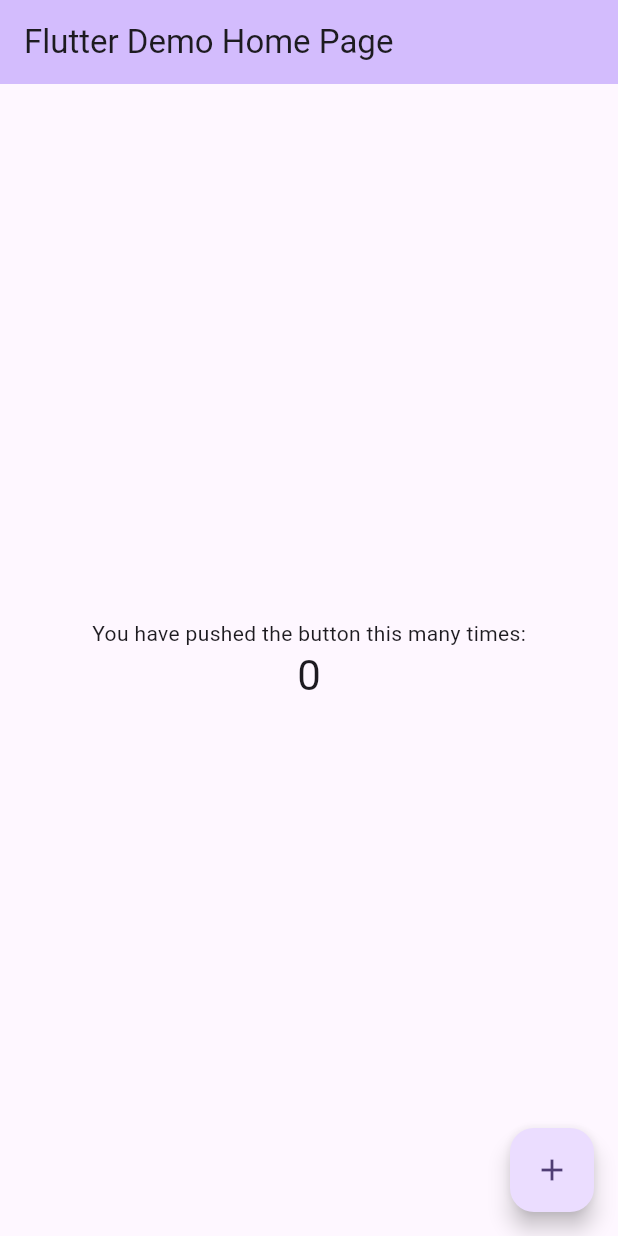
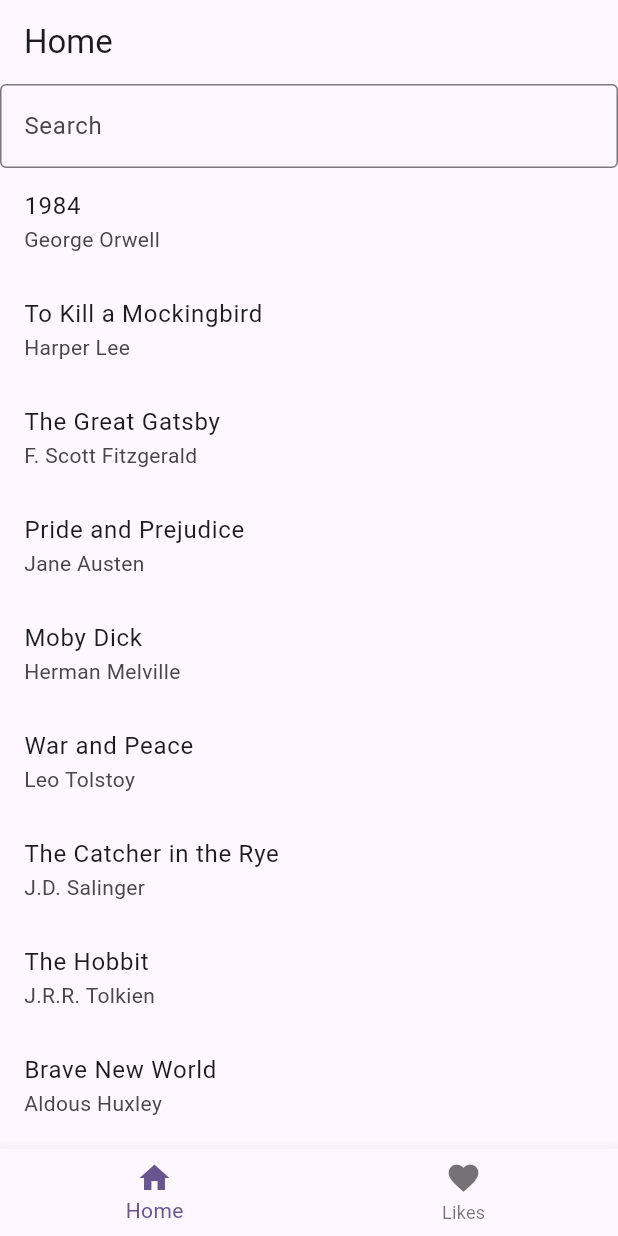
Before and after one commit to naw2nd/flutter_tech_assessment, a Flutter app: the screen it shows after launch, on a phone screen of 412 x 824 dp. Run offline on Flutter 3.47's test engine with Material 3 defaults, Android fonts, the light colour scheme and no system bars; our stand-ins replace go_router.

Commit message:
add page protoype, provider, and routing

```diff
--- /dev/null
+++ b/lib/core/router.dart
@@ -0,0 +1,57 @@
+import 'package:flutter/material.dart';
+import 'package:flutter_tech_assessment/modules/books/presentation/pages/book_detail_page.dart';
+import 'package:flutter_tech_assessment/modules/books/presentation/pages/book_likes_page.dart';
+import 'package:flutter_tech_assessment/modules/books/presentation/pages/books_home_page.dart';
+import 'package:go_router/go_router.dart';
+
+class AppRouteConfig {
+  static const String books = '/books';
+  static const String bookDetail = '/books/:bookId';
+  static const String likes = '/likes';
+
+  static GoRouter routes = GoRouter(
+    initialLocation: books,
+    routes: [
+      ShellRoute(
+        builder: (context, state, child) => Scaffold(
+          body: child,
+          bottomNavigationBar: BottomNavigationBar(
+            items: const [
+              BottomNavigationBarItem(icon: Icon(Icons.home), label: 'Home'),
+              BottomNavigationBarItem(
+                icon: Icon(Icons.favorite),
+                label: 'Likes',
+              ),
+            ],
+            currentIndex: state.uri.path == books ? 0 : 1,
+            onTap: (index) {
+              switch (index) {
+                case 0:
+                  context.go(books);
+                  break;
+                case 1:
+                  context.go(likes);
+                  break;
+              }
+            },
+          ),
+        ),
+        routes: [
+          GoRoute(
+            path: books,
+            builder: (context, state) => const BooksHomePage(),
+          ),
+          GoRoute(
+            path: likes,
+            builder: (context, state) => const BookLikesPage(),
+          ),
+        ],
+      ),
+      GoRoute(
+        path: bookDetail,
+        builder: (context, state) =>
+            BookDetailPage(bookId: state.pathParameters['bookId']),
+      ),
+    ],
+  );
+}
--- a/lib/main.dart
+++ b/lib/main.dart
@@ -1,4 +1,9 @@
 import 'package:flutter/material.dart';
+import 'package:flutter_tech_assessment/core/router.dart';
+import 'package:flutter_tech_assessment/modules/books/presentation/providers/book_detail_provider.dart';
+import 'package:flutter_tech_assessment/modules/books/presentation/providers/book_likes_provider.dart';
+import 'package:flutter_tech_assessment/modules/books/presentation/providers/books_home_provider.dart';
+import 'package:provider/provider.dart';
 
 void main() {
   runApp(const MyApp());
@@ -7,116 +12,21 @@ void main() {
 class MyApp extends StatelessWidget {
   const MyApp({super.key});
 
-  // This widget is the root of your application.
   @override
   Widget build(BuildContext context) {
-    return MaterialApp(
-      title: 'Flutter Demo',
-      theme: ThemeData(
-        // This is the theme of your application.
-        //
-        // TRY THIS: Try running your application with "flutter run". You'll see
-        // the application has a purple toolbar. Then, without quitting the app,
-        // try changing the seedColor in the colorScheme below to Colors.green
-        // and then invoke "hot reload" (save your changes or press the "hot
-        // reload" button in a Flutter-supported IDE, or press "r" if you used
-        // the command line to start the app).
-        //
-        // Notice that the counter didn't reset back to zero; the application
-        // state is not lost during the reload. To reset the state, use hot
-        // restart instead.
-        //
-        // This works for code too, not just values: Most code changes can be
-        // tested with just a hot reload.
-        colorScheme: ColorScheme.fromSeed(seedColor: Colors.deepPurple),
+    return MultiProvider(
+      providers: [
+        ChangeNotifierProvider(create: (context) => BooksHomeProvider()),
+        ChangeNotifierProvider(create: (context) => BookDetailProvider()),
+        ChangeNotifierProvider(create: (context) => BookLikesProvider()),
+      ],
+      child: MaterialApp.router(
+        title: 'Flutter Demo',
+        theme: ThemeData(
+          colorScheme: ColorScheme.fromSeed(seedColor: Colors.deepPurple),
+        ),
+        routerConfig: AppRouteConfig.routes,
       ),
-      home: const MyHomePage(title: 'Flutter Demo Home Page'),
     );
   }
 }
-
-class MyHomePage extends StatefulWidget {
-  const MyHomePage({super.key, required this.title});
-
-  // This widget is the home page of your application. It is stateful, meaning
-  // that it has a State object (defined below) that contains fields that affect
-  // how it looks.
-
-  // This class is the configuration for the state. It holds the values (in this
-  // case the title) provided by the parent (in this case the App widget) and
-  // used by the build method of the State. Fields in a Widget subclass are
-  // always marked "final".
-
-  final String title;
-
-  @override
-  State<MyHomePage> createState() => _MyHomePageState();
-}
-
-class _MyHomePageState extends State<MyHomePage> {
-  int _counter = 0;
-
-  void _incrementCounter() {
-    setState(() {
-      // This call to setState tells the Flutter framework that something has
-      // changed in this State, which causes it to rerun the build method below
-      // so that the display can reflect the updated values. If we changed
-      // _counter without calling setState(), then the build method would not be
-      // called again, and so nothing would appear to happen.
-      _counter++;
-    });
-  }
-
-  @override
-  Widget build(BuildContext context) {
-    // This method is rerun every time setState is called, for instance as done
-    // by the _incrementCounter method above.
-    //
-    // The Flutter framework has been optimized to make rerunning build methods
-    // fast, so that you can just rebuild anything that needs updating rather
-    // than having to individually change instances of widgets.
-    return Scaffold(
-      appBar: AppBar(
-        // TRY THIS: Try changing the color here to a specific color (to
-        // Colors.amber, perhaps?) and trigger a hot reload to see the AppBar
-        // change color while the other colors stay the same.
-        backgroundColor: Theme.of(context).colorScheme.inversePrimary,
-        // Here we take the value from the MyHomePage object that was created by
-        // the App.build method, and use it to set our appbar title.
-        title: Text(widget.title),
-      ),
-      body: Center(
-        // Center is a layout widget. It takes a single child and positions it
-        // in the middle of the parent.
-        child: Column(
-          // Column is also a layout widget. It takes a list of children and
-          // arranges them vertically. By default, it sizes itself to fit its
-          // children horizontally, and tries to be as tall as its parent.
-          //
-          // Column has various properties to control how it sizes itself and
-          // how it positions its children. Here we use mainAxisAlignment to
-          // center the children vertically; the main axis here is the vertical
-          // axis because Columns are vertical (the cross axis would be
-          // horizontal).
-          //
-          // TRY THIS: Invoke "debug painting" (choose the "Toggle Debug Paint"
-          // action in the IDE, or press "p" in the console), to see the
-          // wireframe for each widget.
-          mainAxisAlignment: MainAxisAlignment.center,
-          children: <Widget>[
-            const Text('You have pushed the button this many times:'),
-            Text(
-              '$_counter',
-              style: Theme.of(context).textTheme.headlineMedium,
-            ),
-          ],
-        ),
-      ),
-      floatingActionButton: FloatingActionButton(
-        onPressed: _incrementCounter,
-        tooltip: 'Increment',
-        child: const Icon(Icons.add),
-      ), // This trailing comma makes auto-formatting nicer for build methods.
-    );
-  }
-}
--- /dev/null
+++ b/lib/modules/books/domain/entity/book_entity.dart
@@ -0,0 +1,7 @@
+class BookEntity {
+  final String id;
+  final String title;
+  final List<String> author;
+
+  BookEntity({required this.id, required this.title, required this.author});
+}
--- /dev/null
+++ b/lib/modules/books/presentation/pages/books_home_page.dart
@@ -0,0 +1,71 @@
+import 'package:flutter/material.dart';
+import 'package:flutter_tech_assessment/core/router.dart';
+import 'package:collection/collection.dart';
+import 'package:flutter_tech_assessment/modules/books/presentation/providers/books_home_provider.dart';
+import 'package:go_router/go_router.dart';
+import 'package:provider/provider.dart';
+
+class BooksHomePage extends StatefulWidget {
+  const BooksHomePage({super.key});
+
+  @override
+  State<BooksHomePage> createState() => _BooksHomePageState();
+}
+
+class _BooksHomePageState extends State<BooksHomePage> {
+  @override
+  void initState() {
+    super.initState();
+    Future.microtask(() {
+      if (mounted) {
+        context.read<BooksHomeProvider>().fetchBooks();
+      }
+    });
+  }
+
+  @override
+  Widget build(BuildContext context) {
+    return Scaffold(
+      appBar: AppBar(title: const Text('Home')),
+      body: Consumer<BooksHomeProvider>(
+        builder: (context, provider, child) => Column(
+          children: [
+            TextField(
+              decoration: InputDecoration(
+                hintText: 'Search',
+                border: OutlineInputBorder(),
+              ),
+              onChanged: (value) {
+                provider.searchBooks(value);
+              },
+            ),
+            Expanded(
+              child: ListView(
+                children: [
+                  ...provider.books.map((book) {
+                    return ListTile(
+                      title: Text(book.title),
+                      subtitle: Wrap(
+                        children: [
+                          ...book.author.mapIndexed((index, author) {
+                            final text = (index == book.author.length - 1)
+                                ? author
+                                : '$author | ';
+                            return Text(text);
+                          }),
+                        ],
+                      ),
+                      onTap: () {
+                        context.push('${AppRouteConfig.books}/${book.id}');
+                      },
+                    );
+                  }),
+                ],
+              ),
+            ),
+          ],
+        ),
+      ),
+    );
+  }
+}
--- /dev/null
+++ b/lib/modules/books/presentation/providers/book_detail_provider.dart
@@ -0,0 +1,17 @@
+import 'package:flutter/material.dart';
+import 'package:flutter_tech_assessment/modules/books/domain/entity/book_entity.dart';
+
+class BookDetailProvider extends ChangeNotifier {
+  BookEntity? book;
+
+  void fetchBook() {
+    book = _sampleBook();
+    notifyListeners();
+  }
+
+  BookEntity _sampleBook() => BookEntity(
+    id: '2',
+    title: 'To Kill a Mockingbird',
+    author: ['Harper Lee'],
+  );
+}
--- /dev/null
+++ b/lib/modules/books/presentation/providers/book_likes_provider.dart
@@ -0,0 +1,27 @@
+import 'package:flutter/material.dart';
+import 'package:flutter_tech_assessment/modules/books/domain/entity/book_entity.dart';
+
+class BookLikesProvider extends ChangeNotifier {
+  List<BookEntity> books = [];
+
+  void fetchBooks() {
+    books = _sampleBooks();
+    notifyListeners();
+  }
+
+  List<BookEntity> _sampleBooks() {
+    return [
+      BookEntity(id: '1', title: '1984', author: ['George Orwell']),
+      BookEntity(
+        id: '2',
+        title: 'To Kill a Mockingbird',
+        author: ['Harper Lee'],
+      ),
+      BookEntity(
+        id: '3',
+        title: 'The Great Gatsby',
+        author: ['F. Scott Fitzgerald'],
+      ),
+    ];
+  }
+}
--- /dev/null
+++ b/lib/modules/books/presentation/providers/books_home_provider.dart
@@ -0,0 +1,98 @@
+import 'package:flutter/material.dart';
+import 'package:flutter_tech_assessment/modules/books/domain/entity/book_entity.dart';
+
+class BooksHomeProvider extends ChangeNotifier {
+  List<BookEntity> books = [];
+
+  void fetchBooks() {
+    books = _sampleBooks();
+    notifyListeners();
+  }
+
+  void searchBooks(String query) {
+    if (query.isEmpty) {
+      books = _sampleBooks();
+    } else {
+      books = _sampleBooks()
+          .where(
+            (book) => book.title.toLowerCase().contains(query.toLowerCase()),
+          )
+          .toList();
+    }
+    notifyListeners();
+  }
+
+  List<BookEntity> _sampleBooks() {
+    return [
+      BookEntity(id: '1', title: '1984', author: ['George Orwell']),
+      BookEntity(
+        id: '2',
+        title: 'To Kill a Mockingbird',
+        author: ['Harper Lee'],
+      ),
+      BookEntity(
+        id: '3',
+        title: 'The Great Gatsby',
+        author: ['F. Scott Fitzgerald'],
+      ),
+      BookEntity(
+        id: '4',
+        title: 'Pride and Prejudice',
+        author: ['Jane Austen'],
+      ),
+      BookEntity(id: '5', title: 'Moby Dick', author: ['Herman Melville']),
+      BookEntity(id: '6', title: 'War and Peace', author: ['Leo Tolstoy']),
+      BookEntity(
+        id: '7',
+        title: 'The Catcher in the Rye',
+        author: ['J.D. Salinger'],
+      ),
+      BookEntity(id: '8', title: 'The Hobbit', author: ['J.R.R. Tolkien']),
+      BookEntity(id: '9', title: 'Brave New World', author: ['Aldous Huxley']),
+      BookEntity(
+        id: '10',
+        title: 'Crime and Punishment',
+        author: ['Fyodor Dostoevsky'],
+      ),
+      BookEntity(id: '11', title: 'The Odyssey', author: ['Homer']),
+      BookEntity(
+        id: '12',
+        title: 'The Brothers Karamazov',
+        author: ['Fyodor Dostoevsky'],
+      ),
+      BookEntity(id: '13', title: 'Jane Eyre', author: ['Charlotte Brontë']),
+      BookEntity(
+        id: '14',
+        title: 'Wuthering Heights',
+        author: ['Emily Brontë'],
+      ),
+      BookEntity(id: '15', title: 'Animal Farm', author: ['George Orwell']),
+      BookEntity(
+        id: '16',
+        title: 'The Lord of the Rings',
+        author: ['J.R.R. Tolkien'],
+      ),
+      BookEntity(
+        id: '17',
+        title: 'Great Expectations',
+        author: ['Charles Dickens'],
+      ),
+      // Buku dengan lebih dari satu author
+      BookEntity(
+        id: '18',
+        title: 'The Divine Comedy',
+        author: ['Dante Alighieri', 'Translator: Allen Mandelbaum'],
+      ),
+      BookEntity(
+        id: '19',
+        title: 'Don Quixote',
+        author: ['Miguel de Cervantes', 'Translator: Edith Grossman'],
+      ),
+      BookEntity(
+        id: '20',
+        title: 'Les Misérables',
+        author: ['Victor Hugo', 'Translator: Norman Denny'],
+      ),
+    ];
+  }
+}
--- a/pubspec.yaml
+++ b/pubspec.yaml
@@ -34,6 +34,9 @@ dependencies:
   # The following adds the Cupertino Icons font to your application.
   # Use with the CupertinoIcons class for iOS style icons.
   cupertino_icons: ^1.0.8
+  go_router: ^15.2.4
+  provider: ^6.1.5
+  collection: ^1.19.1
 
 dev_dependencies:
   flutter_test:
```
Also changed, not shown: lib/modules/books/presentation/pages/book_detail_page.dart (added, +72 -0 lines), lib/modules/books/presentation/pages/book_likes_page.dart (added, +62 -0 lines), pubspec.lock, 1 other file.
